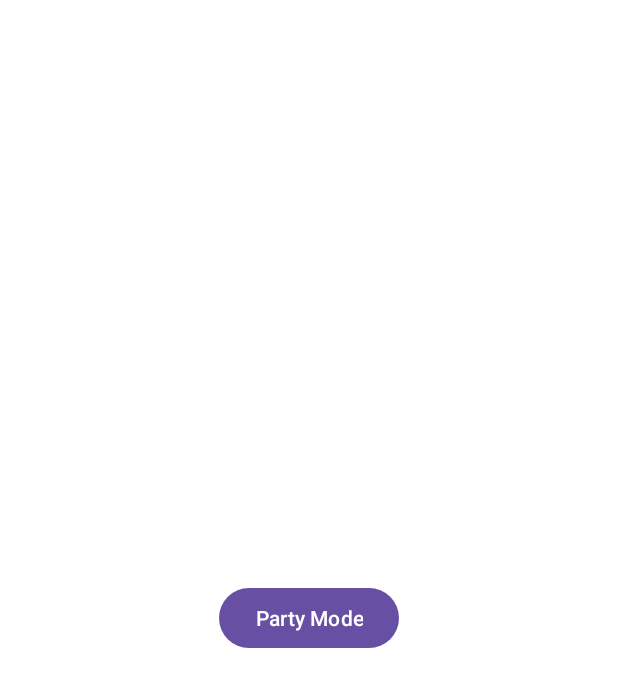
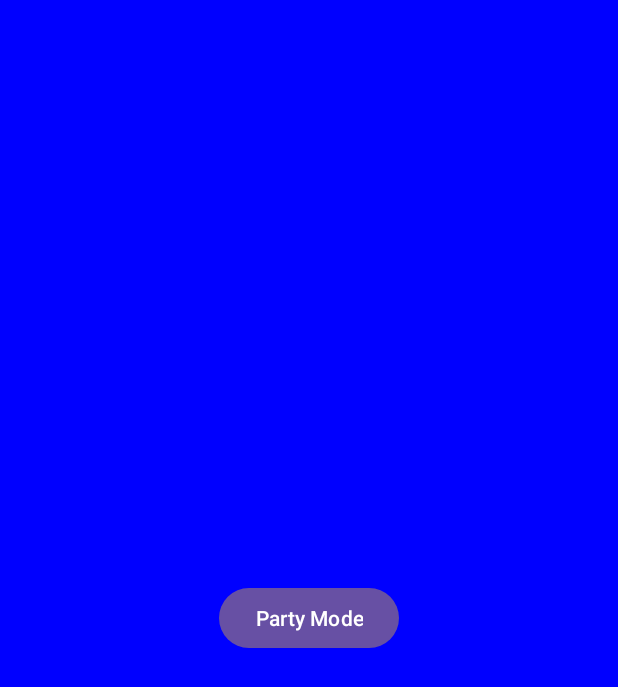
Before and after one commit to Pruthviraj-Guddu/DiscoScreen, an Android app: the screen it shows after launch (MainActivity), after a tap on "Party Mode", on a phone screen of 412 x 824 dp. Shown: the top 687 px of the screen. Run offline under Robolectric (Android 15) with nearby library versions, the phone set to English and light mode, and no system bars.

Commit message:
add multiple colors

```diff
--- a/app/src/main/java/com/example/discoscreen/MainActivity.kt
+++ b/app/src/main/java/com/example/discoscreen/MainActivity.kt
@@ -45,21 +45,27 @@ class MainActivity : AppCompatActivity() {
 
     private fun startFlashingLights() {
         handler.post(object : Runnable {
-            var isWhite = true
+            var colorIndex = 0
+            val colors = arrayOf(
+                Color.RED,
+                Color.GREEN,
+                Color.BLUE,
+                Color.YELLOW,
+                Color.CYAN,
+                Color.MAGENTA,
+                Color.WHITE
+            ) // Add more colors as needed
             override fun run() {
                 if (isPartyModeOn) {
-                    if (isWhite) {
-                        rootView.setBackgroundColor(Color.WHITE)
-                    } else {
-                        rootView.setBackgroundColor(Color.BLACK)
-                    }
-                    isWhite = !isWhite
+                    rootView.setBackgroundColor(colors[colorIndex])
+                    colorIndex = (colorIndex + 1) % colors.size
                     handler.postDelayed(this, 500) // Change flashing speed here
                 }
             }
         })
     }
 
+
     private fun stopFlashingLights() {
         handler.removeCallbacksAndMessages(null)
         rootView.setBackgroundColor(Color.WHITE)
```
